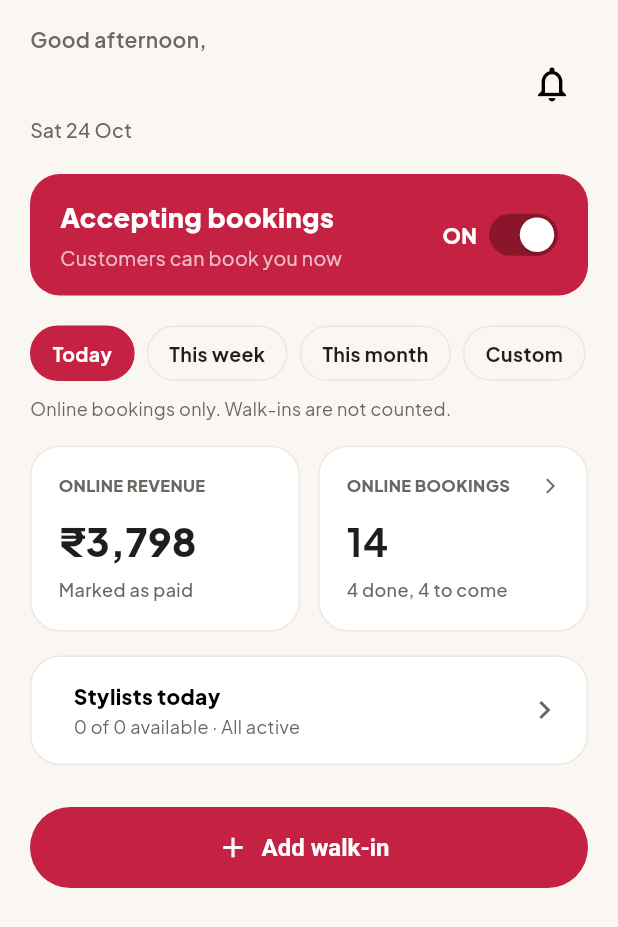
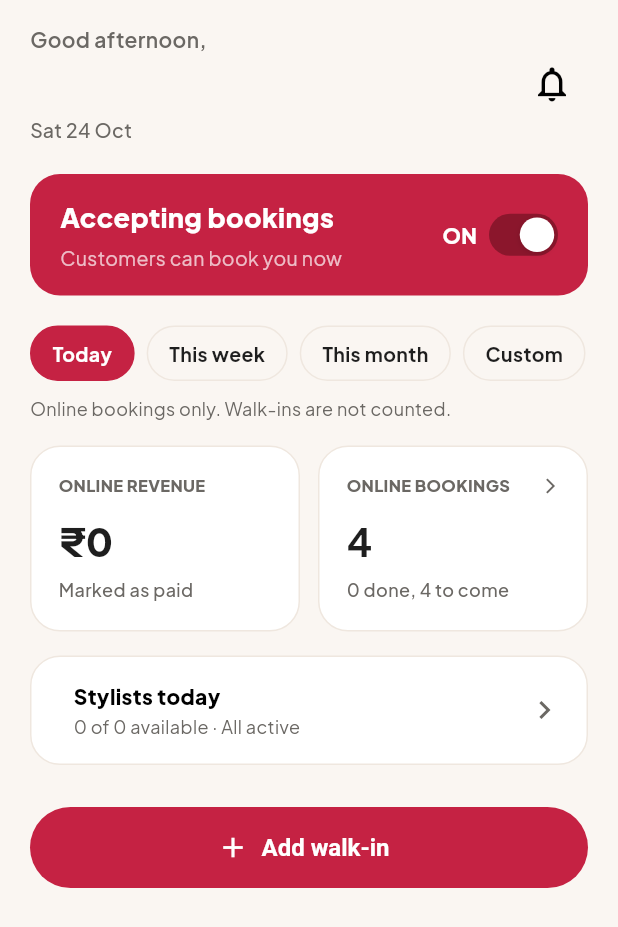
Before and after one commit to IshaNayal/ZALONO-partner-app, a Flutter app: the HomeScreen screen opened directly with empty values, on a phone screen of 412 x 824 dp. Shown: the top 927 px of the screen. Run offline on Flutter 3.47's test engine with Material 3 defaults, Android fonts, the phone set to English and light mode, and no system bars; our stand-ins replace file_picker, firebase_auth, firebase_core, geolocator, image_picker, shared_preferences; missing offline and left inert: dart:html; accounts and stored records are empty.

```diff
--- a/flutter_app/lib/screens/bookings_screen.dart
+++ b/flutter_app/lib/screens/bookings_screen.dart
@@ -896,7 +896,7 @@ class _CollectPaymentScreenState extends State<CollectPaymentScreen> {
   Widget build(BuildContext context) {
     final appState = context.read<SalonAppState>();
     final price = widget.booking.totalAmount.toInt();
-    final newRevenue = (appState.onlineRevenue + (widget.booking.type == BookingType.online ? widget.booking.totalAmount : 0)).toInt();
+    final newRevenue = (appState.todayOnlineRevenue + (widget.booking.type == BookingType.online ? widget.booking.totalAmount : 0)).toInt();
     final servicesClean = widget.booking.services
         .map((s) => s.name.replaceAll(RegExp(r'\s*\([^)]*\)'), ''))
         .join(' + ');
--- a/flutter_app/lib/screens/home_screen.dart
+++ b/flutter_app/lib/screens/home_screen.dart
@@ -23,6 +23,11 @@ class HomeScreen extends StatelessWidget {
       context: context,
       firstDate: DateTime.now().subtract(const Duration(days: 365)),
       lastDate: DateTime.now().add(const Duration(days: 30)),
+      initialDateRange: state.customDateRange ??
+          DateTimeRange(
+            start: DateTime.now().subtract(const Duration(days: 7)),
+            end: DateTime.now(),
+          ),
       builder: (context, child) {
         return Theme(
           data: Theme.of(context).copyWith(
@@ -36,7 +41,7 @@ class HomeScreen extends StatelessWidget {
       },
     );
     if (picked != null) {
-      state.setHomeFilter('Custom');
+      state.setCustomDateRange(picked.start, picked.end);
       if (context.mounted) {
         ScaffoldMessenger.of(context).showSnackBar(
           SnackBar(
@@ -228,10 +233,12 @@ class HomeScreen extends StatelessWidget {
                 }).toList(),
               ),
               const SizedBox(height: 10),
-              const Text(
-                'Online bookings only. Walk-ins are not counted.',
+              Text(
+                appState.selectedHomeFilter == 'Custom' && appState.customDateRange != null
+                    ? 'Showing ${appState.customDateRange!.start.day}/${appState.customDateRange!.start.month} - ${appState.customDateRange!.end.day}/${appState.customDateRange!.end.month} · Online bookings only'
+                    : 'Online bookings only. Walk-ins are not counted.',
                 style:
-                    TextStyle(fontSize: 12, color: ZalonoTheme.textSecondary),
+                    const TextStyle(fontSize: 12, color: ZalonoTheme.textSecondary),
               ),
               const SizedBox(height: 16),
 
--- a/flutter_app/lib/services/app_state.dart
+++ b/flutter_app/lib/services/app_state.dart
@@ -95,8 +95,10 @@ class SalonAppState extends ChangeNotifier {
         bookings = decoded.map((b) => BookingItem.fromJson(b as Map<String, dynamic>)).toList();
       }
       final savedBaseRevenue = AppStorage.loadString('base_revenue');
-      if (savedBaseRevenue != null && savedBaseRevenue.isNotEmpty) {
+      if (savedBaseRevenue != null && savedBaseRevenue.isNotEmpty && savedBaseRevenue != '4250') {
         baseRevenue = double.tryParse(savedBaseRevenue) ?? 0;
+      } else {
+        baseRevenue = 0;
       }
     } catch (e) {
       debugPrint('Error loading persisted state: $e');
@@ -449,7 +451,7 @@ class SalonAppState extends ChangeNotifier {
   ];
 
   // Base recorded revenue
-  double baseRevenue = 4250;
+  double baseRevenue = 0;
 
   // Notifications
   List<NotificationModel> notifications = [
@@ -543,11 +545,89 @@ class SalonAppState extends ChangeNotifier {
     ServiceItem(id: 'cs9', name: 'Pedicure', category: 'Nails', durationMinutes: 45, price: 599),
   ];
 
-  // Computed Properties
+  // Custom Date Filter
+  DateTimeRange? customDateRange;
+
+  void setCustomDateRange(DateTime start, DateTime end) {
+    customDateRange = DateTimeRange(start: start, end: end);
+    selectedHomeFilter = 'Custom';
+    notifyListeners();
+  }
+
+  bool isBookingInSelectedPeriod(BookingItem b) {
+    final dt = b.dateTime;
+    final now = DateTime.now();
+    switch (selectedHomeFilter) {
+      case 'This week':
+        final monday = DateTime(now.year, now.month, now.day)
+            .subtract(Duration(days: now.weekday - 1));
+        final startOfWeek = DateTime(monday.year, monday.month, monday.day, 0, 0, 0);
+        final endOfWeek = DateTime(
+          monday.year,
+          monday.month,
+          monday.day + 6,
+          23,
+          59,
+          59,
+          999,
+        );
+        return !dt.isBefore(startOfWeek) && !dt.isAfter(endOfWeek);
+
+      case 'This month':
+        return dt.year == now.year && dt.month == now.month;
+
+      case 'Custom':
+        if (customDateRange != null) {
+          final start = DateTime(
+            customDateRange!.start.year,
+            customDateRange!.start.month,
+            customDateRange!.start.day,
+            0,
+            0,
+            0,
+          );
+          final end = DateTime(
+            customDateRange!.end.year,
+            customDateRange!.end.month,
+            customDateRange!.end.day,
+            23,
+            59,
+            59,
+            999,
+          );
+          return !dt.isBefore(start) && !dt.isAfter(end);
+        }
+        return dt.year == now.year && dt.month == now.month && dt.day == now.day;
+
+      case 'Today':
+      default:
+        return dt.year == now.year && dt.month == now.month && dt.day == now.day;
+    }
+  }
+
+  // Today-specific revenue (used on checkout and today summaries)
+  double get todayOnlineRevenue {
+    double total = 0;
+    final now = DateTime.now();
+    for (var b in bookings) {
+      if (b.type == BookingType.online &&
+          b.status == BookingStatus.done &&
+          b.dateTime.year == now.year &&
+          b.dateTime.month == now.month &&
+          b.dateTime.day == now.day) {
+        total += b.totalAmount;
+      }
+    }
+    return total;
+  }
+
+  // Computed Properties (Filter-aware, starts at 0 and adds on top)
   double get onlineRevenue {
     double total = 0;
     for (var b in bookings) {
-      if (b.type == BookingType.online && b.status == BookingStatus.done) {
+      if (b.type == BookingType.online &&
+          b.status == BookingStatus.done &&
+          isBookingInSelectedPeriod(b)) {
         total += b.totalAmount;
       }
     }
@@ -555,37 +635,27 @@ class SalonAppState extends ChangeNotifier {
   }
 
   int get totalBookingsCount {
-    int count = bookings.where((b) => b.type == BookingType.online).length;
-    switch (selectedHomeFilter) {
-      case 'This week':
-        return count * 4;
-      case 'This month':
-        return count * 15;
-      case 'Custom':
-        return count * 2;
-      case 'Today':
-      default:
-        return count;
-    }
+    return bookings
+        .where((b) => b.type == BookingType.online && isBookingInSelectedPeriod(b))
+        .length;
   }
 
   int get doneBookingsCount {
-    int doneToday = bookings.where((b) => b.status == BookingStatus.done).length;
-    switch (selectedHomeFilter) {
-      case 'This week':
-        return doneToday * 3;
-      case 'This month':
-        return doneToday * 12;
-      case 'Custom':
-        return doneToday * 2;
-      case 'Today':
-      default:
-        return doneToday;
-    }
+    return bookings
+        .where((b) =>
+            b.type == BookingType.online &&
+            b.status == BookingStatus.done &&
+            isBookingInSelectedPeriod(b))
+        .length;
   }
 
   int get toComeBookingsCount {
-    return bookings.where((b) => b.status == BookingStatus.confirmed || b.status == BookingStatus.inChair).length;
+    return bookings
+        .where((b) =>
+            b.type == BookingType.online &&
+            (b.status == BookingStatus.confirmed || b.status == BookingStatus.inChair) &&
+            isBookingInSelectedPeriod(b))
+        .length;
   }
 
   int get unreadNotificationsCount {
```
Also changed, not shown: flutter_app/lib/screens/registration_screens.dart (+27 -12 lines), 3 other files.
